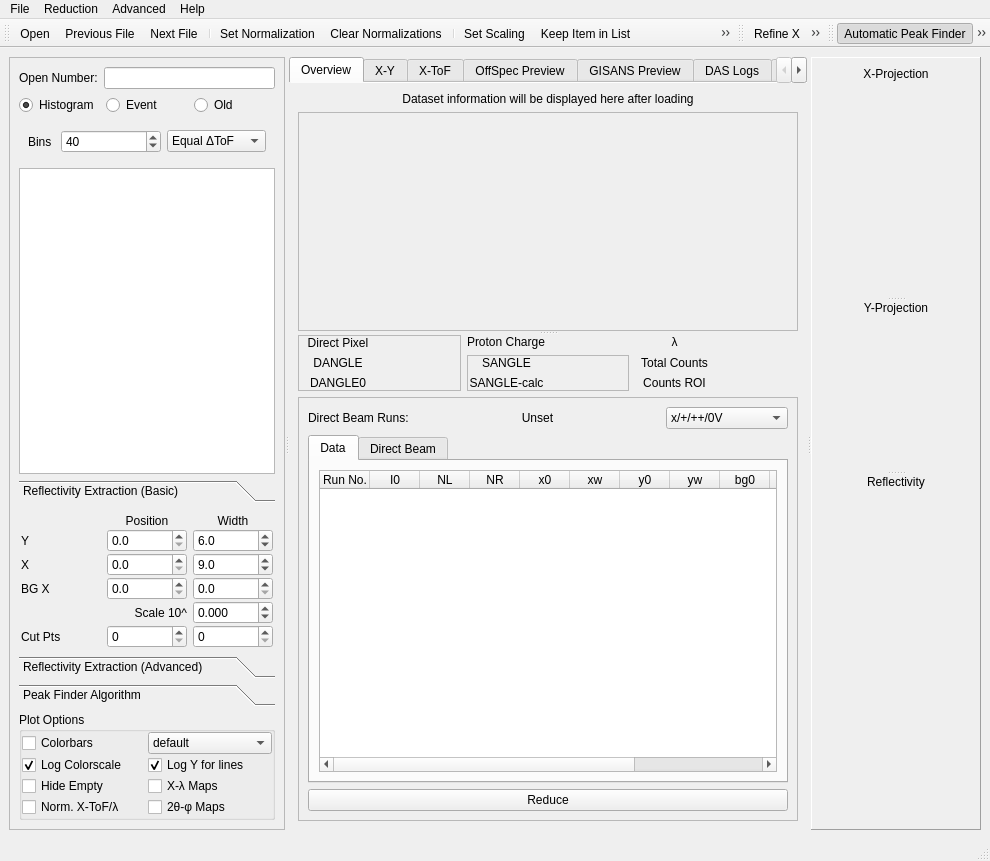
Old version of the form designer/main_window.ui in the repository aglavic/quicknxs.
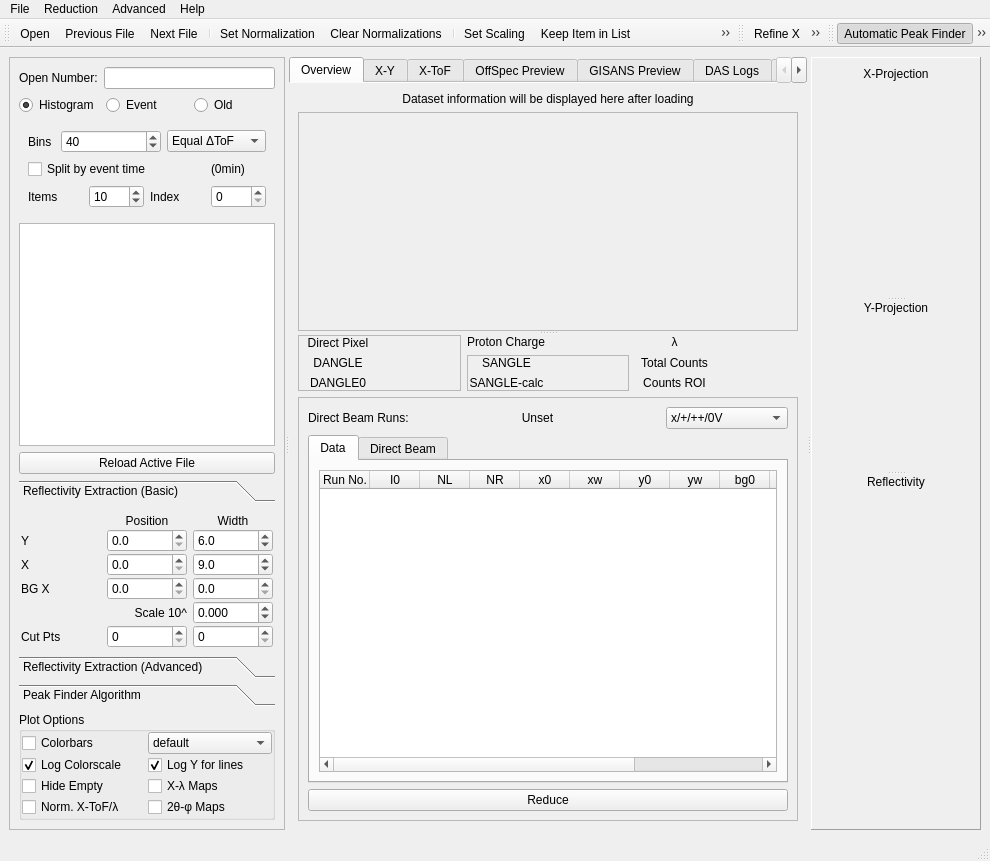
New version of the form. Icons and pictures are not drawn. Custom widgets are drawn as their Qt base class.

Commit message: -Event mode splitting implemented in GUI -Only select norm once per readout

```diff
--- a/designer/main_window.ui
+++ b/designer/main_window.ui
@@ -89,8 +89,8 @@
         </item>
         <item>
          <widget class="QWidget" name="eventModeEntries" native="true">
-          <layout class="QGridLayout" name="gridLayout_14">
-           <item row="0" column="0">
+          <layout class="QVBoxLayout" name="verticalLayout">
+           <item>
             <layout class="QHBoxLayout" name="horizontalLayout_10">
              <item>
               <widget class="QLabel" name="label_27">
@@ -146,6 +146,54 @@
              </item>
             </layout>
            </item>
+           <item>
+            <layout class="QGridLayout" name="gridLayout_6">
+             <item row="2" column="3">
+              <widget class="QSpinBox" name="eventSplitIndex"/>
+             </item>
+             <item row="2" column="1">
+              <widget class="QSpinBox" name="eventSplitItems">
+               <property name="minimum">
+                <number>2</number>
+               </property>
+               <property name="singleStep">
+                <number>1</number>
+               </property>
+               <property name="value">
+                <number>10</number>
+               </property>
+              </widget>
+             </item>
+             <item row="2" column="2">
+              <widget class="QLabel" name="label_38">
+               <property name="text">
+                <string>Index</string>
+               </property>
+              </widget>
+             </item>
+             <item row="2" column="0">
+              <widget class="QLabel" name="label_39">
+               <property name="text">
+                <string>Items</string>
+               </property>
+              </widget>
+             </item>
+             <item row="0" column="0" colspan="3">
+              <widget class="QCheckBox" name="eventSplit">
+               <property name="text">
+                <string>Split by event time</string>
+               </property>
+              </widget>
+             </item>
+             <item row="0" column="3">
+              <widget class="QLabel" name="eventTotalTimeLabel">
+               <property name="text">
+                <string>(0min)</string>
+               </property>
+              </widget>
+             </item>
+            </layout>
+           </item>
           </layout>
           <zorder></zorder>
          </widget>
@@ -160,6 +208,13 @@
           </property>
          </widget>
         </item>
+        <item>
+         <widget class="QPushButton" name="pushButton_2">
+          <property name="text">
+           <string>Reload Active File</string>
+          </property>
+         </widget>
+        </item>
         <item>
          <widget class="QToolBox" name="toolBox">
           <property name="currentIndex">
```
Left out of the diff: 154 changed lines with no effect on the pictures. The commit also changes 11 other files.
